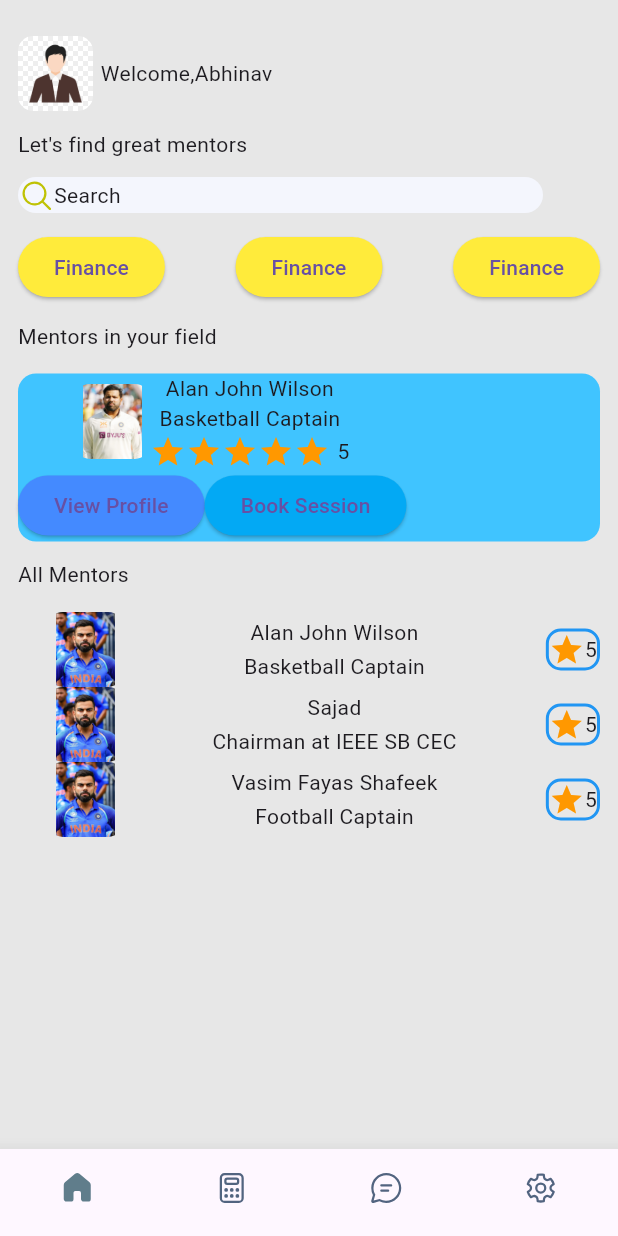
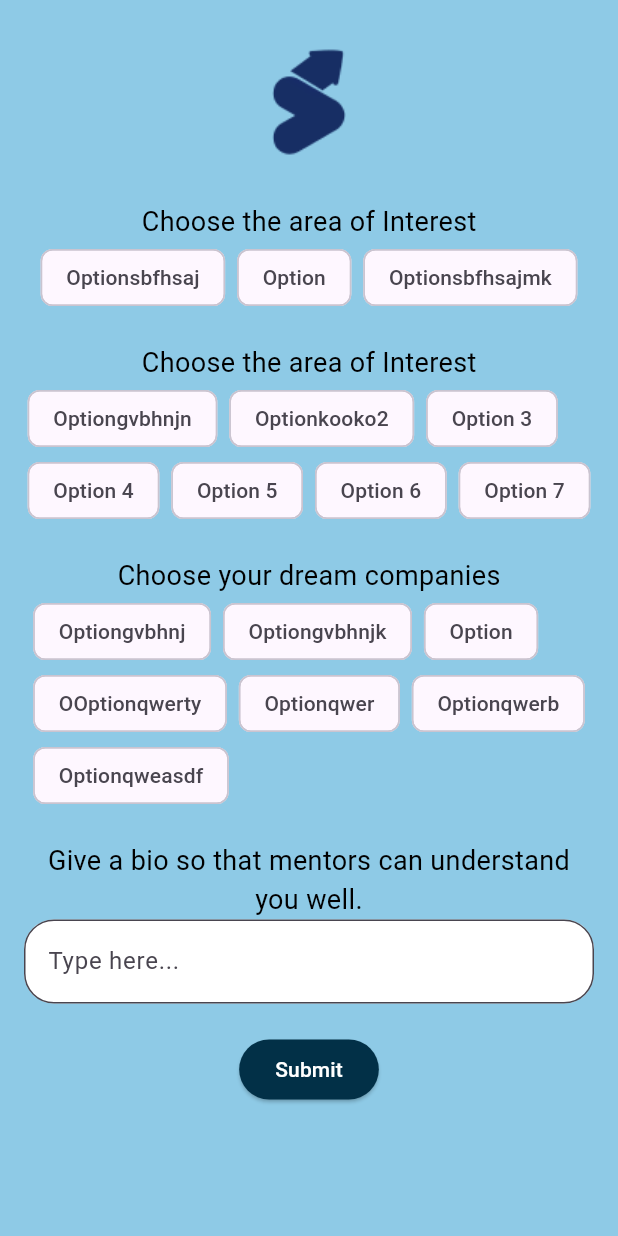
Before and after one commit to Sajaads/SuccesSage, a Flutter app: the screen it shows after launch, on a phone screen of 412 x 824 dp. Run offline on Flutter 3.47's test engine with Material 3 defaults, Android fonts, the phone set to English and light mode, and no system bars; our stand-ins replace cloud_firestore, firebase_auth, firebase_core, fluentui_icons, google_sign_in; accounts and stored records are empty.

Commit message:
Mentee detail page UI added

```diff
--- a/lib/main.dart
+++ b/lib/main.dart
@@ -1,6 +1,7 @@
 import 'package:flutter/material.dart';
 import 'package:successage/screen/bottom_bar.dart';
 import 'package:successage/screen/screen_splash.dart';
+import 'package:successage/mentee/mentee_detail.dart';
 import 'package:firebase_core/firebase_core.dart';
 import 'firebase_options.dart';
 import 'package:flutter/services.dart';
@@ -22,10 +23,11 @@ class MyApp extends StatelessWidget {
   @override
   Widget build(BuildContext context) {
     return MaterialApp(
+      debugShowCheckedModeBanner: false,
       theme: ThemeData(
           splashColor: Colors.amber,
           scaffoldBackgroundColor: const Color.fromARGB(255, 231, 231, 231)),
-      home: BottomBar(),
+      home: const MenteeDataCollection(),
     );
   }
 }
--- /dev/null
+++ b/lib/mentee/mentee_detail.dart
@@ -0,0 +1,223 @@
+import 'package:flutter/material.dart';
+
+class MenteeDataCollection extends StatefulWidget {
+  const MenteeDataCollection({super.key});
+
+  @override
+  State<MenteeDataCollection> createState() => _MenteeDataCollectionState();
+}
+
+class _MenteeDataCollectionState extends State<MenteeDataCollection> {
+  String? _selectedArea;
+  final List<String> _selectedChips = [];
+
+  void _onChipSelected(String chipName) {
+    setState(() {
+      if (_selectedChips.contains(chipName)) {
+        _selectedChips.remove(chipName);
+      } else {
+        _selectedChips.add(chipName);
+      }
+    });
+  }
+
+  @override
+  Widget build(BuildContext context) {
+    return Scaffold(
+      backgroundColor: const Color(0xFF8ECAE6),
+      body: SingleChildScrollView(
+        child: Container(
+          padding: const EdgeInsets.all(16.0),
+          color: const Color(0xFF8ECAE6), // Background color
+          width: double.infinity, // Extend to full width
+          child: Column(
+            mainAxisAlignment: MainAxisAlignment.spaceEvenly,
+            crossAxisAlignment: CrossAxisAlignment.center,
+            children: [
+              Image.asset('assets/Logo1.png'),
+              const SizedBox(
+                height: 20,
+              ),
+              const Text(
+                'Choose the area of Interest',
+                style: TextStyle(
+                  fontSize: 18,
+                  color: Colors.black,
+                ),
+              ),
+              Wrap(
+                spacing: 8.0,
+                children: [
+                  ChoiceChip(
+                    label: const Text('Optionsbfhsaj'),
+                    selected: _selectedArea == 'Optionsbfhsaj',
+                    onSelected: (selected) {
+                      setState(() {
+                        _selectedArea = selected ? 'Optionsbfhsaj' : null;
+                      });
+                    },
+                  ),
+                  ChoiceChip(
+                    label: const Text('Option'),
+                    selected: _selectedArea == 'Option',
+                    onSelected: (selected) {
+                      setState(() {
+                        _selectedArea = selected ? 'Option' : null;
+                      });
+                    },
+                  ),
+                  ChoiceChip(
+                    label: const Text('Optionsbfhsajmk'),
+                    selected: _selectedArea == 'Optionsbfhsajmk',
+                    onSelected: (selected) {
+                      setState(() {
+                        _selectedArea = selected ? 'Optionsbfhsajmk' : null;
+                      });
+                    },
+                  ),
+                ],
+              ),
+              const SizedBox(
+                height: 20,
+              ),
+              const Text(
+                'Choose the area of Interest',
+                style: TextStyle(
+                  fontSize: 18,
+                  color: Colors.black,
+                ),
+              ),
+              Wrap(
+                spacing: 8.0,
+                children: [
+                  FilterChip(
+                    label: const Text('Optiongvbhnjn'),
+                    selected: _selectedChips.contains('Optiongvbhnjn'),
+                    onSelected: (_) => _onChipSelected('Optiongvbhnjn'),
+                  ),
+                  FilterChip(
+                    label: const Text('Optionkooko2'),
+                    selected: _selectedChips.contains('Optionkooko2'),
+                    onSelected: (_) => _onChipSelected('Optionkooko2'),
+                  ),
+                  FilterChip(
+                    label: const Text('Option 3'),
+                    selected: _selectedChips.contains('Option 3'),
+                    onSelected: (_) => _onChipSelected('Option 3'),
+                  ),
+                  FilterChip(
+                    label: const Text('Option 4'),
+                    selected: _selectedChips.contains('Option 4'),
+                    onSelected: (_) => _onChipSelected('Option 4'),
+                  ),
+                  FilterChip(
+                    label: const Text('Option 5'),
+                    selected: _selectedChips.contains('Option 5'),
+                    onSelected: (_) => _onChipSelected('Option 5'),
+                  ),
+                  FilterChip(
+                    label: const Text('Option 6'),
+                    selected: _selectedChips.contains('Option 6'),
+                    onSelected: (_) => _onChipSelected('Option 6'),
+                  ),
+                  FilterChip(
+                    label: const Text('Option 7'),
+                    selected: _selectedChips.contains('Option 7'),
+                    onSelected: (_) => _onChipSelected('Option 7'),
+                  ),
+                  // Add more FilterChip widgets here
+                ],
+              ),
+              const SizedBox(
+                height: 20,
+              ),
+              const Text(
+                'Choose your dream companies',
+                style: TextStyle(
+                  fontSize: 18,
+                  color: Colors.black,
+                ),
+              ),
+              Wrap(
+                spacing: 8.0,
+                children: [
+                  FilterChip(
+                    label: const Text('Optiongvbhnj'),
+                    selected: _selectedChips.contains('Optiongvbhnj'),
+                    onSelected: (_) => _onChipSelected('Optiongvbhnj'),
+                  ),
+                  FilterChip(
+                    label: const Text('Optiongvbhnjk'),
+                    selected: _selectedChips.contains('Optiongvbhnjk'),
+                    onSelected: (_) => _onChipSelected('Optiongvbhnjk'),
+                  ),
+                  FilterChip(
+                    label: const Text('Option'),
+                    selected: _selectedChips.contains('Option'),
+                    onSelected: (_) => _onChipSelected('Option'),
+                  ),
+                  FilterChip(
+                    label: const Text('OOptionqwerty'),
+                    selected: _selectedChips.contains('OOptionqwerty'),
+                    onSelected: (_) => _onChipSelected('OOptionqwerty'),
+                  ),
+                  FilterChip(
+                    label: const Text('Optionqwer'),
+                    selected: _selectedChips.contains('Optionqwer'),
+                    onSelected: (_) => _onChipSelected('Optionqwer'),
+                  ),
+                  FilterChip(
+                    label: const Text('Optionqwerb'),
+                    selected: _selectedChips.contains('Optionqwerb'),
+                    onSelected: (_) => _onChipSelected('Optionqwerb'),
+                  ),
+                  FilterChip(
+                    label: const Text('Optionqweasdf'),
+                    selected: _selectedChips.contains('Optionqweasdf'),
+                    onSelected: (_) => _onChipSelected('Optionqweasdf'),
+                  ),
+                  // Add more FilterChip widgets here
+                ],
+              ),
+              const SizedBox(
+                height: 20,
+              ),
+              const Text(
+                textAlign: TextAlign.center,
+                'Give a bio so that mentors can understand you well.',
+                style: TextStyle(
+                  fontSize: 18,
+                  color: Colors.black,
+                ),
+              ),
+              TextField(
+                decoration: InputDecoration(
+                  border: OutlineInputBorder(
+                    borderRadius: BorderRadius.circular(20.0),
+                  ),
+                  filled: true,
+                  fillColor: Colors.white,
+                  hintText: 'Type here...',
+                ),
+              ),
+              const SizedBox(
+                height: 20,
+              ),
+              ElevatedButton(
+                onPressed: () {
+                  // Add your button onPressed logic here
+                },
+                style: ElevatedButton.styleFrom(
+                  foregroundColor: Colors.white,
+                  backgroundColor:
+                      const Color.fromARGB(255, 2, 48, 71), // Text color
+                ),
+                child: const Text('Submit'),
+              )
+            ],
+          ),
+        ),
+      ),
+    );
+  }
+}
--- a/lib/mentee/mentee_higlighted_mentor.dart
+++ b/lib/mentee/mentee_higlighted_mentor.dart
@@ -4,16 +4,15 @@ import 'package:successage/mentee/mentee_mentor_list.dart';
 import 'package:successage/utils/app_info_list.dart';
 
 class HighlightedMentee extends StatelessWidget {
-  final Map<String,dynamic> Mentor;
-  const HighlightedMentee({Key? key,required this.Mentor}) : super(key: key);
+  final Map<String, dynamic> Mentor;
+  const HighlightedMentee({super.key, required this.Mentor});
 
   @override
   Widget build(BuildContext context) {
     return Container(
       decoration: BoxDecoration(
-          color: Colors.lightBlueAccent,
-          borderRadius: BorderRadius.circular(12)
-      ),
+          color: const Color.fromRGBO(64, 196, 255, 1),
+          borderRadius: BorderRadius.circular(12)),
       child: Row(
         children: [
           Container(
@@ -28,12 +27,7 @@ class HighlightedMentee extends StatelessWidget {
                           borderRadius: BorderRadius.circular(10),
                           image: DecorationImage(
                               fit: BoxFit.fitHeight,
-                              image: AssetImage(
-                                  "assets/${Mentor['image']}"
-                              )
-                          )
-
-                      ),
+                              image: AssetImage("assets/${Mentor['image']}"))),
                     ),
                     Column(
                       mainAxisAlignment: MainAxisAlignment.spaceBetween,
@@ -42,15 +36,31 @@ class HighlightedMentee extends StatelessWidget {
                         Text(Mentor['title']),
                         Row(
                           children: [
-                            Icon(Icons.star,color: Colors.orange,),
-                            Icon(Icons.star,color: Colors.orange,),
-                            Icon(Icons.star,color: Colors.orange,),
-                            Icon(Icons.star,color: Colors.orange,),
-                            Icon(Icons.star,color: Colors.orange,),
-                            SizedBox(width: 5.0,),
+                            const Icon(
+                              Icons.star,
+                              color: Colors.orange,
+                            ),
+                            const Icon(
+                              Icons.star,
+                              color: Colors.orange,
+                            ),
+                            const Icon(
+                              Icons.star,
+                              color: Colors.orange,
+                            ),
+                            const Icon(
+                              Icons.star,
+                              color: Colors.orange,
+                            ),
+                            const Icon(
+                              Icons.star,
+                              color: Colors.orange,
+                            ),
+                            const SizedBox(
+                              width: 5.0,
+                            ),
                             Text(Mentor['rating'].toString())
                           ],
-
                         ),
                       ],
                     ),
@@ -60,25 +70,21 @@ class HighlightedMentee extends StatelessWidget {
                   mainAxisAlignment: MainAxisAlignment.spaceBetween,
                   children: [
                     ElevatedButton(
-                      onPressed: (){},
+                      onPressed: () {},
                       style: OutlinedButton.styleFrom(
-                          backgroundColor: Colors.blueAccent
-                      ),
-                      child: Text('View Profile'),
+                          backgroundColor: Colors.blueAccent),
+                      child: const Text('View Profile'),
                     ),
                     ElevatedButton(
-                      onPressed: (){},
+                      onPressed: () {},
                       style: OutlinedButton.styleFrom(
-                          backgroundColor: Colors.lightBlue
-                      ),
-                      child: Text('Book Session'),
+                          backgroundColor: Colors.lightBlue),
+                      child: const Text('Book Session'),
                     ),
                   ],
                 ),
-
               ],
             ),
-
           )
         ],
       ),
```
Also changed, not shown: assets/Logo1.png (renamed from assets/Logo 1.png).
